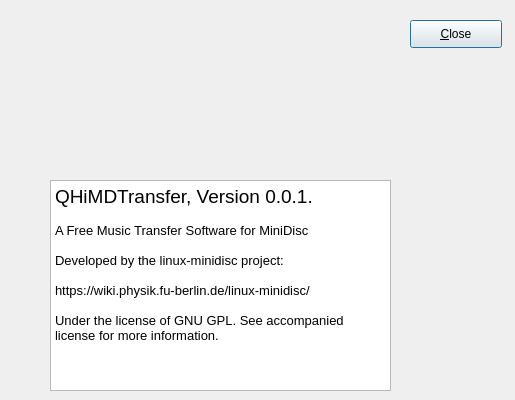
Above: QHiMDTransfer/qhimdaboutdialog.ui from linux-minidisc/linux-minidisc before the change. Below: the same form after it.
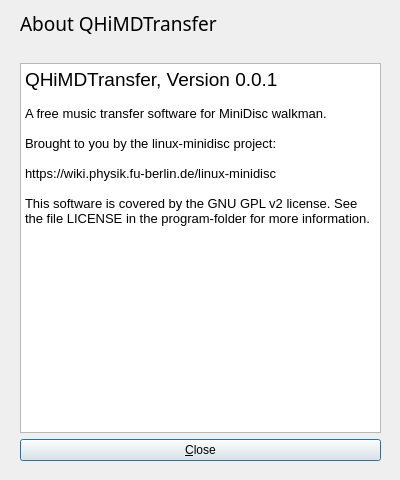
That is the form after the change. Icons and pictures are not drawn.

Commit message: Rewrote QHiMDAboutDialog, created using "Create new QT Designer Form Class". About-dialog works now as expected.

```diff
--- a/QHiMDTransfer/qhimdaboutdialog.ui
+++ b/QHiMDTransfer/qhimdaboutdialog.ui
@@ -9,69 +9,94 @@
    <rect>
     <x>0</x>
     <y>0</y>
-    <width>515</width>
-    <height>400</height>
+    <width>400</width>
+    <height>480</height>
    </rect>
   </property>
+  <property name="sizePolicy">
+   <sizepolicy hsizetype="Maximum" vsizetype="Maximum">
+    <horstretch>0</horstretch>
+    <verstretch>0</verstretch>
+   </sizepolicy>
+  </property>
+  <property name="minimumSize">
+   <size>
+    <width>400</width>
+    <height>480</height>
+   </size>
+  </property>
+  <property name="maximumSize">
+   <size>
+    <width>400</width>
+    <height>480</height>
+   </size>
+  </property>
   <property name="windowTitle">
    <string>Dialog</string>
   </property>
-  <widget class="QPushButton" name="pushButton">
+  <property name="modal">
+   <bool>true</bool>
+  </property>
+  <widget class="QWidget" name="verticalLayoutWidget">
    <property name="geometry">
     <rect>
-     <x>410</x>
-     <y>20</y>
-     <width>92</width>
-     <height>28</height>
-    </rect>
-   </property>
-   <property name="text">
-    <string>&amp;Close</string>
-   </property>
-  </widget>
-  <widget class="QLabel" name="label_2">
-   <property name="geometry">
-    <rect>
-     <x>40</x>
+     <x>20</x>
      <y>10</y>
-     <width>281</width>
-     <height>161</height>
+     <width>361</width>
+     <height>451</height>
     </rect>
    </property>
-   <property name="text">
-    <string/>
-   </property>
-   <property name="pixmap">
-    <pixmap>icons/qhimdtransfer.png</pixmap>
-   </property>
-   <property name="scaledContents">
-    <bool>true</bool>
-   </property>
-  </widget>
-  <widget class="QTextBrowser" name="textBrowser">
-   <property name="geometry">
-    <rect>
-     <x>50</x>
-     <y>180</y>
-     <width>341</width>
-     <height>211</height>
-    </rect>
-   </property>
-   <property name="html">
-    <string>&lt;!DOCTYPE HTML PUBLIC &quot;-//W3C//DTD HTML 4.0//EN&quot; &quot;http://www.w3.org/TR/REC-html40/strict.dtd&quot;&gt;
+   <layout class="QVBoxLayout" name="verticalLayout">
+    <item>
+     <widget class="QLabel" name="label">
+      <property name="font">
+       <font>
+        <family>AlArabiya</family>
+        <pointsize>14</pointsize>
+       </font>
+      </property>
+      <property name="text">
+       <string>About QHiMDTransfer</string>
+      </property>
+     </widget>
+    </item>
+    <item>
+     <widget class="QLabel" name="label_2">
+      <property name="text">
+       <string/>
+      </property>
+      <property name="pixmap">
+       <pixmap>icons/qhimdtransfer.png</pixmap>
+      </property>
+     </widget>
+    </item>
+    <item>
+     <widget class="QTextBrowser" name="textBrowser">
+      <property name="html">
+       <string>&lt;!DOCTYPE HTML PUBLIC &quot;-//W3C//DTD HTML 4.0//EN&quot; &quot;http://www.w3.org/TR/REC-html40/strict.dtd&quot;&gt;
 &lt;html&gt;&lt;head&gt;&lt;meta name=&quot;qrichtext&quot; content=&quot;1&quot; /&gt;&lt;style type=&quot;text/css&quot;&gt;
 p, li { white-space: pre-wrap; }
 &lt;/style&gt;&lt;/head&gt;&lt;body style=&quot; font-family:'Sans'; font-size:10pt; font-weight:400; font-style:normal;&quot;&gt;
-&lt;p style=&quot; margin-top:0px; margin-bottom:0px; margin-left:0px; margin-right:0px; -qt-block-indent:0; text-indent:0px;&quot;&gt;&lt;span style=&quot; font-size:14pt;&quot;&gt;QHiMDTransfer, Version 0.0.1.&lt;/span&gt;&lt;/p&gt;
+&lt;p style=&quot; margin-top:0px; margin-bottom:0px; margin-left:0px; margin-right:0px; -qt-block-indent:0; text-indent:0px;&quot;&gt;&lt;span style=&quot; font-size:14pt;&quot;&gt;QHiMDTransfer, Version 0.0.1&lt;/span&gt;&lt;/p&gt;
 &lt;p style=&quot;-qt-paragraph-type:empty; margin-top:0px; margin-bottom:0px; margin-left:0px; margin-right:0px; -qt-block-indent:0; text-indent:0px;&quot;&gt;&lt;/p&gt;
-&lt;p style=&quot; margin-top:0px; margin-bottom:0px; margin-left:0px; margin-right:0px; -qt-block-indent:0; text-indent:0px;&quot;&gt;A Free Music Transfer Software for MiniDisc&lt;/p&gt;
+&lt;p style=&quot; margin-top:0px; margin-bottom:0px; margin-left:0px; margin-right:0px; -qt-block-indent:0; text-indent:0px;&quot;&gt;A free music transfer software for MiniDisc walkman.&lt;/p&gt;
 &lt;p style=&quot;-qt-paragraph-type:empty; margin-top:0px; margin-bottom:0px; margin-left:0px; margin-right:0px; -qt-block-indent:0; text-indent:0px;&quot;&gt;&lt;/p&gt;
-&lt;p style=&quot; margin-top:0px; margin-bottom:0px; margin-left:0px; margin-right:0px; -qt-block-indent:0; text-indent:0px;&quot;&gt;Developed by the linux-minidisc project:&lt;/p&gt;
+&lt;p style=&quot; margin-top:0px; margin-bottom:0px; margin-left:0px; margin-right:0px; -qt-block-indent:0; text-indent:0px;&quot;&gt;Brought to you by the linux-minidisc project:&lt;/p&gt;
 &lt;p style=&quot;-qt-paragraph-type:empty; margin-top:0px; margin-bottom:0px; margin-left:0px; margin-right:0px; -qt-block-indent:0; text-indent:0px;&quot;&gt;&lt;/p&gt;
-&lt;p style=&quot; margin-top:0px; margin-bottom:0px; margin-left:0px; margin-right:0px; -qt-block-indent:0; text-indent:0px;&quot;&gt;https://wiki.physik.fu-berlin.de/linux-minidisc/&lt;/p&gt;
+&lt;p style=&quot; margin-top:0px; margin-bottom:0px; margin-left:0px; margin-right:0px; -qt-block-indent:0; text-indent:0px;&quot;&gt;https://wiki.physik.fu-berlin.de/linux-minidisc&lt;/p&gt;
 &lt;p style=&quot;-qt-paragraph-type:empty; margin-top:0px; margin-bottom:0px; margin-left:0px; margin-right:0px; -qt-block-indent:0; text-indent:0px;&quot;&gt;&lt;/p&gt;
-&lt;p style=&quot; margin-top:0px; margin-bottom:0px; margin-left:0px; margin-right:0px; -qt-block-indent:0; text-indent:0px;&quot;&gt;Under the license of GNU GPL. See accompanied license for more information.&lt;/p&gt;&lt;/body&gt;&lt;/html&gt;</string>
-   </property>
+&lt;p style=&quot; margin-top:0px; margin-bottom:0px; margin-left:0px; margin-right:0px; -qt-block-indent:0; text-indent:0px;&quot;&gt;This software is covered by the GNU GPL v2 license. See the file LICENSE in the program-folder for more information.&lt;/p&gt;&lt;/body&gt;&lt;/html&gt;</string>
+      </property>
+     </widget>
+    </item>
+    <item>
+     <widget class="QPushButton" name="pushButton">
+      <property name="text">
+       <string>&amp;Close</string>
+      </property>
+     </widget>
+    </item>
+   </layout>
   </widget>
  </widget>
  <resources/>
```
Left out of the diff: 16 changed lines with no effect on the pictures. The commit also changes 7 other files.
